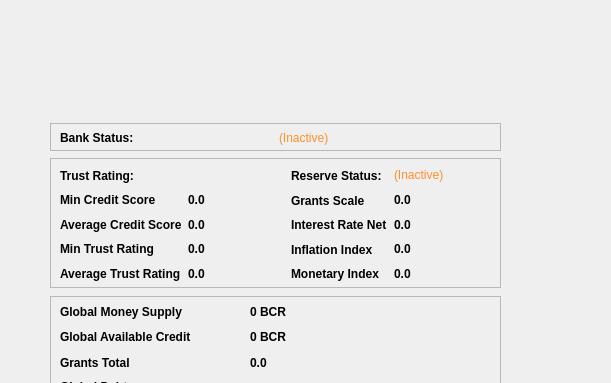
Qt form src/qt/forms/bankstatisticspage.ui (thelonecrouton/bitcredit) before a commit; both pictures show x 0 to 611 and y 0 to 383 of the 795 by 547 pixel window.
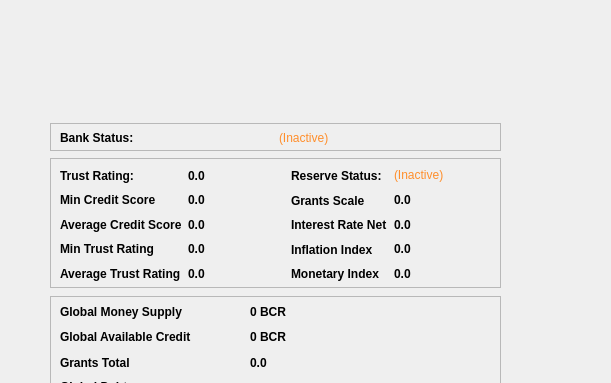
The same form after that commit.

Commit message: trustscoreLabel added on bankstats page

```diff
--- a/src/qt/forms/bankstatisticspage.ui
+++ b/src/qt/forms/bankstatisticspage.ui
@@ -243,7 +243,7 @@
    <property name="frameShadow">
     <enum>QFrame::Raised</enum>
    </property>
-   <widget class="QWidget" name="">
+   <widget class="QWidget" name="layoutWidget">
     <property name="geometry">
      <rect>
       <x>10</x>
@@ -626,6 +626,19 @@
        </property>
       </widget>
      </item>
+     <item row="0" column="1">
+      <widget class="QLabel" name="trustscoreLabel">
+       <property name="font">
+        <font>
+         <weight>75</weight>
+         <bold>true</bold>
+        </font>
+       </property>
+       <property name="text">
+        <string>0.0</string>
+       </property>
+      </widget>
+     </item>
     </layout>
    </widget>
   </widget>
```
Left out of the diff: 5 changed lines with no effect on the pictures. The commit also changes 1 other file.
